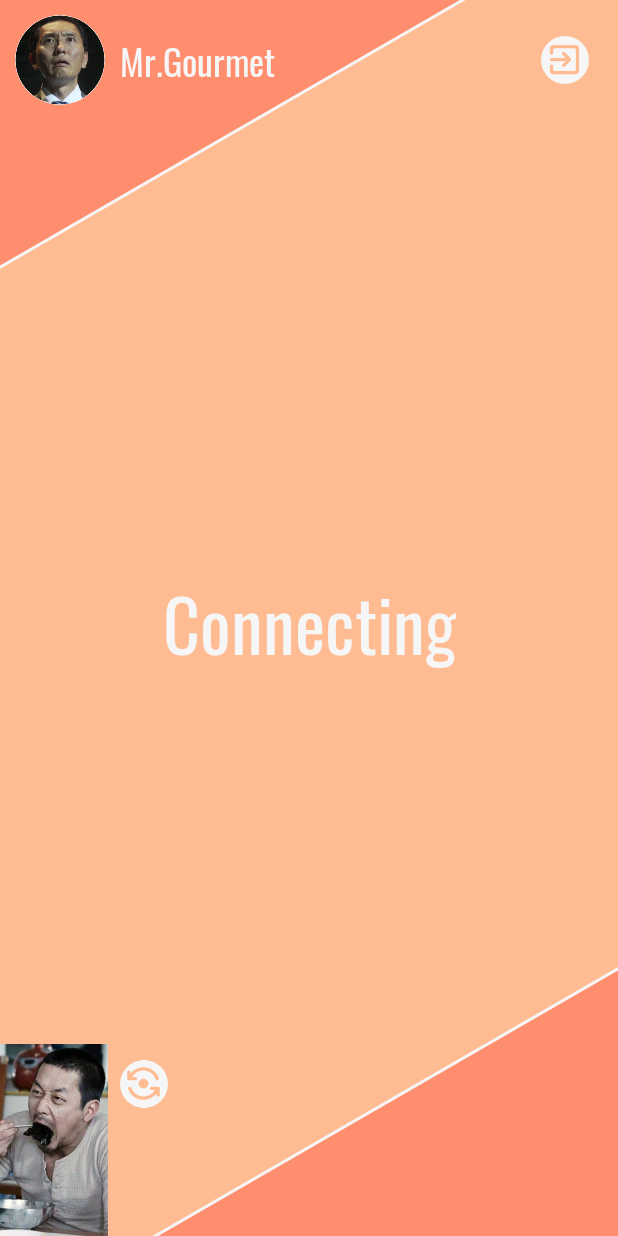
After one commit to coeater/coeater-android, an Android app: the layout fragment_oneonone_connecting.xml on its own in the app's theme, with its tools: preview values and no code run, on a phone screen of 412 x 824 dp. The commit adds this screen. Run offline under Robolectric (Android 15) with nearby library versions, the phone set to English and light mode, and no system bars.

Commit message:
One on One 매칭, connecting 관련 뷰 추가

```diff
--- a/app/build.gradle
+++ b/app/build.gradle
@@ -37,6 +37,7 @@ dependencies {
     // View
     implementation 'com.android.support:recyclerview-v7:28.0.0'
     implementation 'androidx.constraintlayout:constraintlayout:1.1.3'
+    implementation 'de.hdodenhof:circleimageview:3.1.0'
 
     // WEBRTC
     implementation 'org.webrtc:google-webrtc:1.0.22672'
--- /dev/null
+++ b/app/src/main/res/drawable/bg_connect_triangle.xml
@@ -0,0 +1,35 @@
+<?xml version="1.0" encoding="utf-8"?>
+<layer-list xmlns:android="http://schemas.android.com/apk/res/android" >
+    <item>
+        <rotate
+            android:fromDegrees="60"
+            android:toDegrees="60"
+            android:pivotY="-10%"
+            android:pivotX="90%" >
+            <shape
+                android:shape="rectangle" >
+                <stroke
+                    android:color="@color/white"
+                    android:width="2dp"/>
+                <solid
+                    android:color="@color/salmon"/>
+            </shape>
+        </rotate>
+    </item>
+    <item>
+        <rotate
+            android:fromDegrees="60"
+            android:toDegrees="60"
+            android:pivotY="110%"
+            android:pivotX="10%" >
+            <shape
+                android:shape="rectangle" >
+                <stroke
+                    android:color="@color/white"
+                    android:width="2dp"/>
+                <solid
+                    android:color="@color/salmon"/>
+            </shape>
+        </rotate>
+    </item>
+</layer-list>
--- /dev/null
+++ b/app/src/main/res/drawable/ic_exit_to_app_24px.xml
@@ -0,0 +1,9 @@
+<vector xmlns:android="http://schemas.android.com/apk/res/android"
+    android:width="24dp"
+    android:height="24dp"
+    android:viewportWidth="24"
+    android:viewportHeight="24">
+  <path
+      android:fillColor="@color/light_salmon"
+      android:pathData="M10.79,16.29c0.39,0.39 1.02,0.39 1.41,0l3.59,-3.59c0.39,-0.39 0.39,-1.02 0,-1.41L12.2,7.7c-0.39,-0.39 -1.02,-0.39 -1.41,0 -0.39,0.39 -0.39,1.02 0,1.41L12.67,11H4c-0.55,0 -1,0.45 -1,1s0.45,1 1,1h8.67l-1.88,1.88c-0.39,0.39 -0.38,1.03 0,1.41zM19,3H5c-1.11,0 -2,0.9 -2,2v3c0,0.55 0.45,1 1,1s1,-0.45 1,-1V6c0,-0.55 0.45,-1 1,-1h12c0.55,0 1,0.45 1,1v12c0,0.55 -0.45,1 -1,1H6c-0.55,0 -1,-0.45 -1,-1v-2c0,-0.55 -0.45,-1 -1,-1s-1,0.45 -1,1v3c0,1.1 0.9,2 2,2h14c1.1,0 2,-0.9 2,-2V5c0,-1.1 -0.9,-2 -2,-2z"/>
+</vector>
--- /dev/null
+++ b/app/src/main/res/drawable/ic_flip_camera_android_24px.xml
@@ -0,0 +1,15 @@
+<vector xmlns:android="http://schemas.android.com/apk/res/android"
+    android:width="24dp"
+    android:height="24dp"
+    android:viewportWidth="24"
+    android:viewportHeight="24">
+  <path
+      android:fillColor="@color/light_salmon"
+      android:pathData="M9,12c0,1.66 1.34,3 3,3s3,-1.34 3,-3s-1.34,-3 -3,-3S9,10.34 9,12z"/>
+  <path
+      android:fillColor="@color/light_salmon"
+      android:pathData="M8,9L8,9c0,-0.55 -0.45,-1 -1,-1H5.09C6.47,5.61 9.05,4 12,4c3.49,0 6.45,2.24 7.54,5.36C19.68,9.75 20.07,10 20.48,10h0c0.68,0 1.18,-0.67 0.96,-1.31C20.07,4.79 16.36,2 12,2C8.73,2 5.82,3.58 4,6.01V5c0,-0.55 -0.45,-1 -1,-1h0C2.45,4 2,4.45 2,5v4c0,0.55 0.45,1 1,1h4C7.55,10 8,9.55 8,9z"/>
+  <path
+      android:fillColor="@color/light_salmon"
+      android:pathData="M16,15L16,15c0,0.55 0.45,1 1,1h1.91c-1.38,2.39 -3.96,4 -6.91,4c-3.49,0 -6.45,-2.24 -7.54,-5.36C4.32,14.25 3.93,14 3.52,14h0c-0.68,0 -1.18,0.67 -0.96,1.31C3.93,19.21 7.64,22 12,22c3.27,0 6.18,-1.58 8,-4.01V19c0,0.55 0.45,1 1,1h0c0.55,0 1,-0.45 1,-1v-4c0,-0.55 -0.45,-1 -1,-1h-4C16.45,14 16,14.45 16,15z"/>
+</vector>
--- a/app/src/main/res/layout/fragment_oneonone.xml
+++ b/app/src/main/res/layout/fragment_oneonone.xml
@@ -35,7 +35,7 @@
         android:textSize="32sp"
         app:layout_constraintEnd_toEndOf="parent"
         app:layout_constraintTop_toTopOf="parent"
-        tools:text="One to One" />
+        tools:text="One on One" />
 
     <LinearLayout
         android:id="@+id/linearLayout"
--- /dev/null
+++ b/app/src/main/res/layout/fragment_oneonone_connecting.xml
@@ -0,0 +1,103 @@
+<?xml version="1.0" encoding="utf-8"?>
+<androidx.constraintlayout.widget.ConstraintLayout xmlns:android="http://schemas.android.com/apk/res/android"
+    xmlns:app="http://schemas.android.com/apk/res-auto"
+    android:layout_width="match_parent"
+    android:layout_height="match_parent"
+    xmlns:tools="http://schemas.android.com/tools"
+    android:background="@color/light_salmon">
+
+    <View
+        android:layout_width="match_parent"
+        android:layout_height="match_parent"
+        android:background="@drawable/bg_connect_triangle"
+        app:layout_constraintStart_toStartOf="parent"
+        app:layout_constraintTop_toTopOf="parent"/>
+
+    <TextView
+        android:layout_width="wrap_content"
+        android:layout_height="wrap_content"
+        android:text="Connecting"
+        android:fontFamily="@font/regular"
+        android:textSize="48sp"
+        android:textColor="@color/white"
+        app:layout_constraintTop_toTopOf="parent"
+        app:layout_constraintBottom_toBottomOf="parent"
+        app:layout_constraintStart_toStartOf="parent"
+        app:layout_constraintEnd_toEndOf="parent"/>
+
+    <!-- TODO 상대방 카메라 뷰 추가 -->
+
+    <TextView
+        android:id="@+id/tv_name"
+        android:layout_width="wrap_content"
+        android:layout_height="50dp"
+        android:layout_marginTop="20dp"
+        android:layout_marginStart="80dp"
+        android:text="Mr.Gourmet"
+        android:fontFamily="@font/regular"
+        android:textSize="24sp"
+        android:textColor="@color/white"
+        app:layout_constraintTop_toTopOf="parent"
+        app:layout_constraintStart_toStartOf="parent"/>
+
+    <de.hdodenhof.circleimageview.CircleImageView
+        android:id="@+id/iv_profile"
+        android:layout_width="60dp"
+        android:layout_height="60dp"
+        android:layout_marginTop="10dp"
+        android:layout_marginStart="10dp"
+        android:src="@drawable/unnamed"
+        app:layout_constraintTop_toTopOf="parent"
+        app:layout_constraintStart_toStartOf="parent"/>
+
+    <ImageView
+        android:id="@+id/iv_my_camera"
+        android:layout_width="72dp"
+        android:layout_height="128dp"
+        android:src="@drawable/unnamed2"
+        app:layout_constraintBottom_toBottomOf="parent"
+        app:layout_constraintStart_toStartOf="parent"/>
+
+    <RelativeLayout
+        android:layout_width="32dp"
+        android:layout_height="32dp"
+        android:layout_marginBottom="85dp"
+        android:layout_marginStart="80dp"
+        app:layout_constraintStart_toStartOf="parent"
+        app:layout_constraintBottom_toBottomOf="parent">
+        <de.hdodenhof.circleimageview.CircleImageView
+            android:id="@+id/button_change"
+            android:layout_width="32dp"
+            android:layout_height="32dp"
+            android:src="@color/white">
+        </de.hdodenhof.circleimageview.CircleImageView>
+        <ImageView
+            android:layout_width="26dp"
+            android:layout_height="26dp"
+            android:layout_centerHorizontal="true"
+            android:layout_centerVertical="true"
+            android:src="@drawable/ic_flip_camera_android_24px"/>
+    </RelativeLayout>
+
+    <RelativeLayout
+        android:layout_width="32dp"
+        android:layout_height="32dp"
+        android:layout_marginTop="24dp"
+        android:layout_marginEnd="19dp"
+        app:layout_constraintEnd_toEndOf="parent"
+        app:layout_constraintTop_toTopOf="parent">
+        <de.hdodenhof.circleimageview.CircleImageView
+            android:id="@+id/button_exit"
+            android:layout_width="32dp"
+            android:layout_height="32dp"
+            android:src="@color/white">
+        </de.hdodenhof.circleimageview.CircleImageView>
+        <ImageView
+            android:layout_width="26dp"
+            android:layout_height="26dp"
+            android:layout_centerHorizontal="true"
+            android:layout_centerVertical="true"
+            android:src="@drawable/ic_exit_to_app_24px"/>
+    </RelativeLayout>
+
+</androidx.constraintlayout.widget.ConstraintLayout>
```
Also changed, not shown: app/src/main/res/drawable/check_24px.xml (added, +9 -0 lines), app/src/main/res/drawable/close_24px.xml (added, +9 -0 lines), app/src/main/res/layout/fragment_oneonone_matching.xml (added, +107 -0 lines), app/src/main/res/drawable-hdpi/unnamed.png (added), app/src/main/res/drawable-hdpi/unnamed2.png (added), app/src/main/res/drawable-mdpi/unnamed.png (added), app/src/main/res/drawable-mdpi/unnamed2.png (added), app/src/main/res/drawable-xhdpi/unnamed.png (added), app/src/main/res/drawable-xhdpi/unnamed2.png (added), app/src/main/res/drawable-xxhdpi/unnamed.png (added), app/src/main/res/drawable-xxhdpi/unnamed2.png (added), app/src/main/res/drawable-xxxhdpi/unnamed.png (added), app/src/main/res/drawable-xxxhdpi/unnamed2.png (added).
